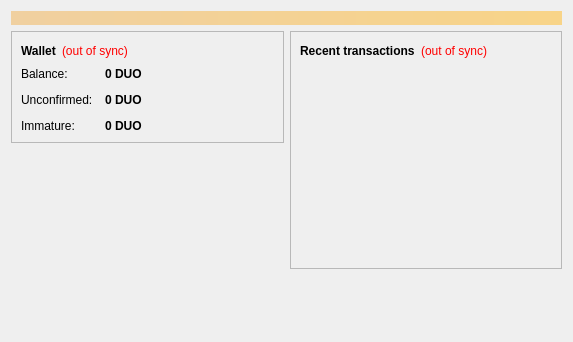
Old version of the form src/qt/forms/overviewpage.ui in the repository l0k18/legacy.
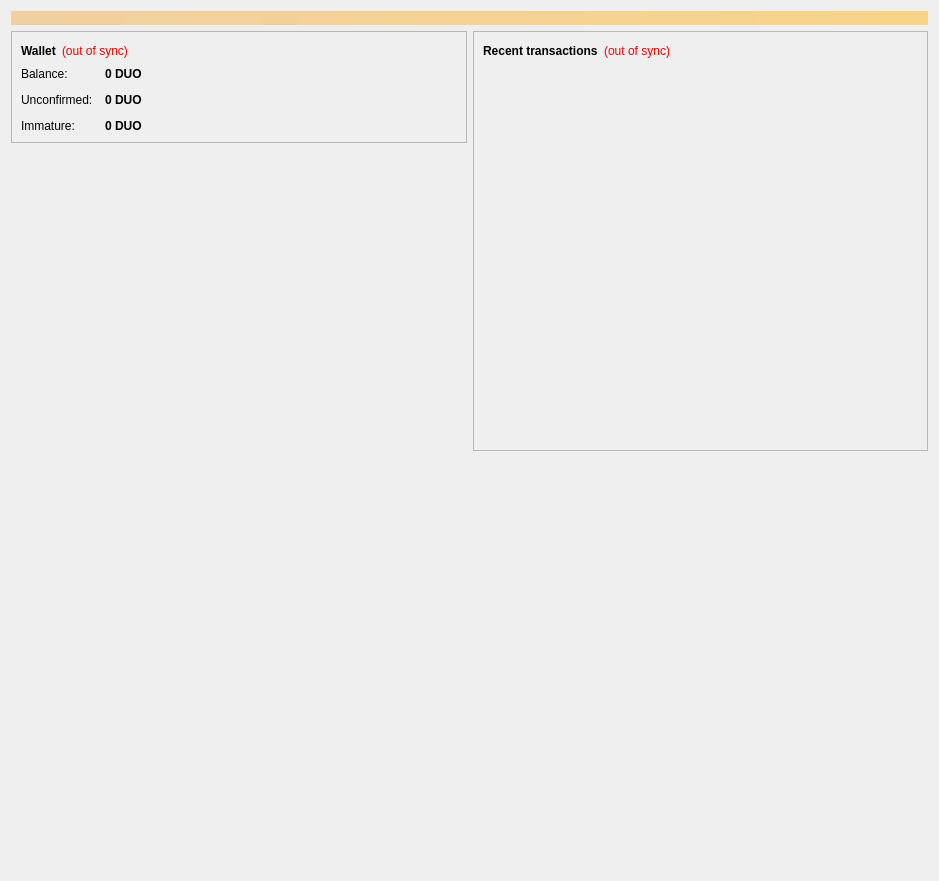
New version of the form. Icons and pictures are not drawn.

```diff
--- a/src/qt/forms/overviewpage.ui
+++ b/src/qt/forms/overviewpage.ui
@@ -6,8 +6,8 @@
    <rect>
     <x>0</x>
     <y>0</y>
-    <width>573</width>
-    <height>342</height>
+    <width>939</width>
+    <height>881</height>
    </rect>
   </property>
   <property name="windowTitle">
@@ -216,9 +216,6 @@
           <property name="alignment">
            <set>Qt::AlignCenter</set>
           </property>
-          <property name="margin">
-           <number>-2</number>
-          </property>
          </widget>
         </item>
       </layout>
```
Left out of the diff: 7 changed lines with no effect on the pictures. Lines whose indentation alone changed are shown as unchanged.
